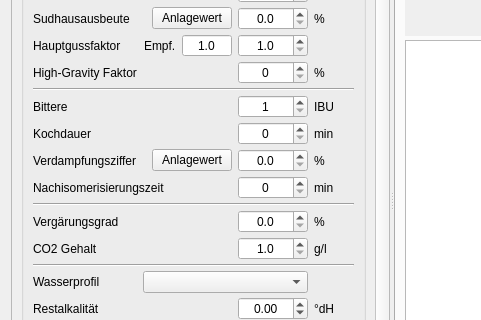
Above: kleiner-brauhelfer/tabrezept.ui from kleiner-brauhelfer/kleiner-brauhelfer-2 before the change; both pictures show x 0 to 481 and y 157 to 477 of the 1086 by 714 pixel window. Below: the same form after it.
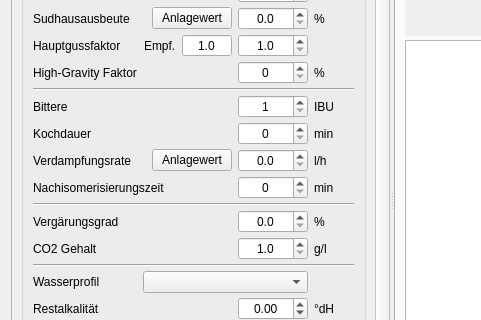
That is the form after the change. The open tabs and pages were chosen to show the change. Custom widgets are drawn as their Qt base class.

Commit message: Verdampfungsrate in Liter pro Stunde ersetzt die Verdampfungsziffer

What changed in the file:
```diff
--- a/kleiner-brauhelfer/tabrezept.ui
+++ b/kleiner-brauhelfer/tabrezept.ui
@@ -125,7 +125,7 @@
               </size>
              </property>
              <property name="text">
-              <string>%</string>
+              <string>l/h</string>
              </property>
             </widget>
            </item>
@@ -492,7 +492,7 @@
            <item row="11" column="0">
             <widget class="QLabel" name="label_50">
              <property name="text">
-              <string>Verdampfungsziffer</string>
+              <string>Verdampfungsrate</string>
              </property>
             </widget>
            </item>
```
Left out of the diff: 38 changed lines with no effect on the pictures. The commit also changes 20 other files.
